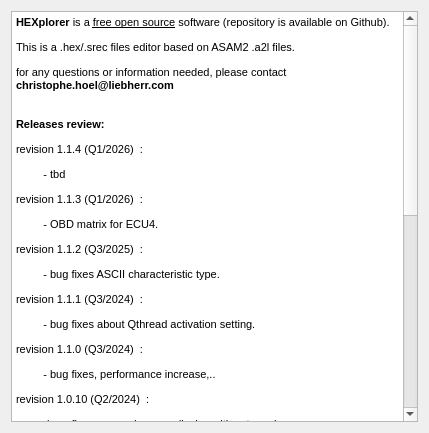
adhoc2/HEXplorer, file installer/packages/com.adhoc2.hexplorer/meta/page.ui: the form before one commit.
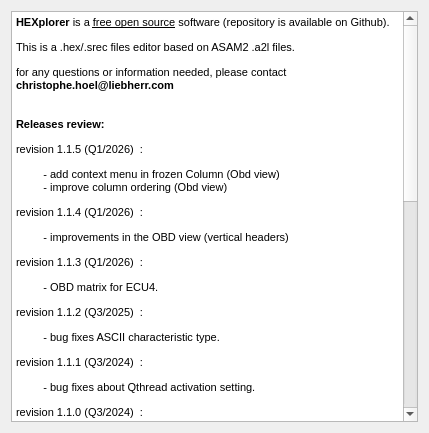
The form after the commit.

```diff
--- a/installer/packages/com.adhoc2.hexplorer/meta/page.ui
+++ b/installer/packages/com.adhoc2.hexplorer/meta/page.ui
@@ -28,8 +28,10 @@
 &lt;p style=&quot; margin-top:12px; margin-bottom:12px; margin-left:0px; margin-right:0px; -qt-block-indent:0; text-indent:0px;&quot;&gt;&lt;span style=&quot; font-family:'MS Shell Dlg 2'; font-size:8.25pt;&quot;&gt;This is a .hex/.srec files editor based on ASAM2 .a2l files.&lt;/span&gt;&lt;/p&gt;
 &lt;p style=&quot; margin-top:12px; margin-bottom:12px; margin-left:0px; margin-right:0px; -qt-block-indent:0; text-indent:0px;&quot;&gt;&lt;span style=&quot; font-family:'MS Shell Dlg 2'; font-size:8.25pt;&quot;&gt;for any questions or information needed, please contact &lt;/span&gt;&lt;span style=&quot; font-family:'MS Shell Dlg 2'; font-size:8.25pt; font-weight:600;&quot;&gt;christophe.hoel@liebherr.com&lt;/span&gt;&lt;span style=&quot; font-family:'MS Shell Dlg 2'; font-size:8.25pt;&quot;&gt;&lt;br /&gt;&lt;/span&gt;&lt;/p&gt;
 &lt;p style=&quot; margin-top:12px; margin-bottom:12px; margin-left:0px; margin-right:0px; -qt-block-indent:0; text-indent:0px;&quot;&gt;&lt;span style=&quot; font-family:'MS Shell Dlg 2'; font-size:8.25pt; font-weight:600;&quot;&gt;Releases review:&lt;/span&gt;&lt;/p&gt;
+&lt;p style=&quot; margin-top:12px; margin-bottom:12px; margin-left:0px; margin-right:0px; -qt-block-indent:0; text-indent:0px;&quot;&gt;&lt;span style=&quot; font-family:'MS Shell Dlg 2'; font-size:8pt;&quot;&gt;revision&lt;/span&gt;&lt;span style=&quot; font-family:'MS Shell Dlg 2'; font-size:8pt; color:#c0c0c0;&quot;&gt; &lt;/span&gt;&lt;span style=&quot; font-family:'MS Shell Dlg 2'; font-size:8pt; color:#000000;&quot;&gt;1.1.5 &lt;/span&gt;&lt;span style=&quot; font-family:'MS Shell Dlg 2'; font-size:8pt;&quot;&gt;(Q1/2026) &lt;/span&gt;&lt;span style=&quot; font-family:'MS Shell Dlg 2'; font-size:8pt; color:#c0c0c0;&quot;&gt; &lt;/span&gt;&lt;span style=&quot; font-family:'MS Shell Dlg 2'; font-size:8pt;&quot;&gt;:&lt;/span&gt;&lt;/p&gt;
+&lt;p style=&quot; margin-top:12px; margin-bottom:12px; margin-left:0px; margin-right:0px; -qt-block-indent:0; text-indent:0px;&quot;&gt;&lt;span style=&quot; font-family:'MS Shell Dlg 2'; font-size:8pt;&quot;&gt;         - add context menu in frozen Column (Obd view)&lt;br /&gt;         - improve column ordering (Obd view)	&lt;/span&gt;&lt;/p&gt;
 &lt;p style=&quot; margin-top:12px; margin-bottom:12px; margin-left:0px; margin-right:0px; -qt-block-indent:0; text-indent:0px;&quot;&gt;&lt;span style=&quot; font-family:'MS Shell Dlg 2'; font-size:8pt;&quot;&gt;revision&lt;/span&gt;&lt;span style=&quot; font-family:'MS Shell Dlg 2'; font-size:8pt; color:#c0c0c0;&quot;&gt; &lt;/span&gt;&lt;span style=&quot; font-family:'MS Shell Dlg 2'; font-size:8pt; color:#000000;&quot;&gt;1.1.4 &lt;/span&gt;&lt;span style=&quot; font-family:'MS Shell Dlg 2'; font-size:8pt;&quot;&gt;(Q1/2026) &lt;/span&gt;&lt;span style=&quot; font-family:'MS Shell Dlg 2'; font-size:8pt; color:#c0c0c0;&quot;&gt; &lt;/span&gt;&lt;span style=&quot; font-family:'MS Shell Dlg 2'; font-size:8pt;&quot;&gt;:&lt;/span&gt;&lt;/p&gt;
-&lt;p style=&quot; margin-top:12px; margin-bottom:12px; margin-left:0px; margin-right:0px; -qt-block-indent:0; text-indent:0px;&quot;&gt;&lt;span style=&quot; font-family:'MS Shell Dlg 2'; font-size:8pt;&quot;&gt;         - tbd&lt;/span&gt;&lt;/p&gt;
+&lt;p style=&quot; margin-top:12px; margin-bottom:12px; margin-left:0px; margin-right:0px; -qt-block-indent:0; text-indent:0px;&quot;&gt;&lt;span style=&quot; font-family:'MS Shell Dlg 2'; font-size:8pt;&quot;&gt;         - improvements in the OBD view (vertical headers)&lt;/span&gt;&lt;/p&gt;
 &lt;p style=&quot; margin-top:12px; margin-bottom:12px; margin-left:0px; margin-right:0px; -qt-block-indent:0; text-indent:0px;&quot;&gt;&lt;span style=&quot; font-family:'MS Shell Dlg 2'; font-size:8pt;&quot;&gt;revision&lt;/span&gt;&lt;span style=&quot; font-family:'MS Shell Dlg 2'; font-size:8pt; color:#c0c0c0;&quot;&gt; &lt;/span&gt;&lt;span style=&quot; font-family:'MS Shell Dlg 2'; font-size:8pt; color:#000000;&quot;&gt;1.1.3&lt;/span&gt;&lt;span style=&quot; font-family:'MS Shell Dlg 2'; font-size:8pt; color:#c0c0c0;&quot;&gt; &lt;/span&gt;&lt;span style=&quot; font-family:'MS Shell Dlg 2'; font-size:8pt;&quot;&gt;(Q1/2026) &lt;/span&gt;&lt;span style=&quot; font-family:'MS Shell Dlg 2'; font-size:8pt; color:#c0c0c0;&quot;&gt; &lt;/span&gt;&lt;span style=&quot; font-family:'MS Shell Dlg 2'; font-size:8pt;&quot;&gt;:&lt;/span&gt;&lt;/p&gt;
 &lt;p style=&quot; margin-top:12px; margin-bottom:12px; margin-left:0px; margin-right:0px; -qt-block-indent:0; text-indent:0px;&quot;&gt;&lt;span style=&quot; font-family:'MS Shell Dlg 2'; font-size:8pt;&quot;&gt;         - OBD matrix for ECU4.&lt;/span&gt;&lt;/p&gt;
 &lt;p style=&quot; margin-top:12px; margin-bottom:12px; margin-left:0px; margin-right:0px; -qt-block-indent:0; text-indent:0px;&quot;&gt;&lt;span style=&quot; font-family:'MS Shell Dlg 2'; font-size:8pt;&quot;&gt;revision&lt;/span&gt;&lt;span style=&quot; font-family:'MS Shell Dlg 2'; font-size:8pt; color:#c0c0c0;&quot;&gt; &lt;/span&gt;&lt;span style=&quot; font-family:'MS Shell Dlg 2'; font-size:8pt; color:#000000;&quot;&gt;1.1.2&lt;/span&gt;&lt;span style=&quot; font-family:'MS Shell Dlg 2'; font-size:8pt; color:#c0c0c0;&quot;&gt; &lt;/span&gt;&lt;span style=&quot; font-family:'MS Shell Dlg 2'; font-size:8pt;&quot;&gt;(Q3/2025) &lt;/span&gt;&lt;span style=&quot; font-family:'MS Shell Dlg 2'; font-size:8pt; color:#c0c0c0;&quot;&gt; &lt;/span&gt;&lt;span style=&quot; font-family:'MS Shell Dlg 2'; font-size:8pt;&quot;&gt;:&lt;/span&gt;&lt;/p&gt;
```
